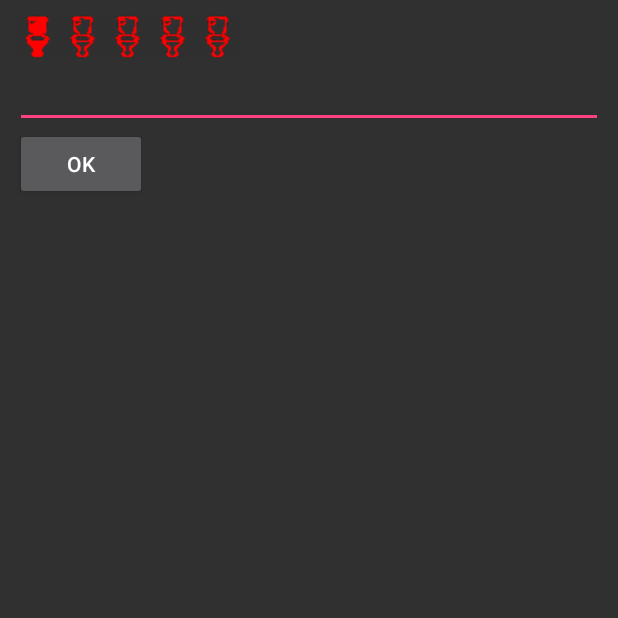
After one commit to dldobbin/Crapstr_mobile, an Android app: the AddReviewActivity screen opened directly, with no data from a screen before it, on a phone screen of 412 x 824 dp, the top half of it. The commit adds this screen. Run offline under Robolectric (Android 15) with nearby library versions, the phone set to English and light mode, and no system bars.

Commit message:
Started AddReviewActivity for adding reviews

```diff
--- a/Crapstr/app/build.gradle
+++ b/Crapstr/app/build.gradle
@@ -23,6 +23,7 @@ dependencies {
     implementation 'com.google.android.gms:play-services-location:11.6.0'
     implementation 'com.google.android.gms:play-services-maps:11.6.0'
     implementation 'com.google.android.gms:play-services-places:11.6.0'
+    implementation 'com.android.support.constraint:constraint-layout:1.0.2'
     compile fileTree(include: ['*.jar'], dir: 'libs')
     androidTestCompile('com.android.support.test.espresso:espresso-core:2.2.2', {
         exclude group: 'com.android.support', module: 'support-annotations'
--- a/Crapstr/app/src/main/AndroidManifest.xml
+++ b/Crapstr/app/src/main/AndroidManifest.xml
@@ -38,6 +38,9 @@
                 <category android:name="android.intent.category.LAUNCHER" />
             </intent-filter>
         </activity>
+        <activity
+            android:name=".AddReviewActivity"
+            android:label="@string/title_activity_add_review"></activity>
     </application>
 
 </manifest>
--- /dev/null
+++ b/Crapstr/app/src/main/java/dics/crapstr/AddReviewActivity.java
@@ -0,0 +1,66 @@
+package dics.crapstr;
+
+import android.content.Intent;
+import android.graphics.PorterDuff;
+import android.os.Bundle;
+import android.app.Activity;
+import android.util.Log;
+import android.view.View;
+import android.widget.EditText;
+import android.widget.ImageView;
+
+import java.util.ArrayList;
+
+public class AddReviewActivity extends Activity {
+    private Reviews reviews;
+
+    @Override
+    protected void onCreate(Bundle savedInstanceState) {
+        super.onCreate(savedInstanceState);
+        setContentView(R.layout.activity_add_review);
+
+        reviews = new Reviews(getIntent().getStringExtra("placeId"));
+        reviews.getReviews().add(new Review(1, ""));
+
+        setRating(1);
+        findViewById(R.id.review_1).setOnClickListener(new View.OnClickListener() {
+            @Override
+            public void onClick(View view) { setRating(1); }
+        });
+        findViewById(R.id.review_2).setOnClickListener(new View.OnClickListener() {
+            @Override
+            public void onClick(View view) { setRating(2); }
+        });
+        findViewById(R.id.review_3).setOnClickListener(new View.OnClickListener() {
+            @Override
+            public void onClick(View view) { setRating(3); }
+        });
+        findViewById(R.id.review_4).setOnClickListener(new View.OnClickListener() {
+            @Override
+            public void onClick(View view) { setRating(4); }
+        });
+        findViewById(R.id.review_5).setOnClickListener(new View.OnClickListener() {
+            @Override
+            public void onClick(View view) { setRating(5); }
+        });
+        findViewById(R.id.ok_button).setOnClickListener(new View.OnClickListener() {
+            @Override
+            public void onClick(View view) {
+                EditText editText = findViewById(R.id.review_description);
+                reviews.getReviews().get(0).setDescription(editText.getText().toString());
+                Intent i = new Intent();
+                i.putExtra("reviews",reviews);
+                AddReviewActivity.this.setResult(RESULT_OK, i);
+                finish();
+            }
+        });
+    }
+
+    private void setRating(double rating) {
+        reviews.getReviews().get(0).setRating((int)rating);
+        ImageView ratingView = findViewById(R.id.review_rating);
+        ratingView.setPadding(Utility.getInstance().getPadding(rating),0,0,0);
+        ratingView.setColorFilter(Utility.getInstance().reviewToColor(rating), PorterDuff.Mode.MULTIPLY);
+    }
+
+}
--- a/Crapstr/app/src/main/java/dics/crapstr/Review.java
+++ b/Crapstr/app/src/main/java/dics/crapstr/Review.java
@@ -4,6 +4,7 @@ import org.json.JSONArray;
 import org.json.JSONException;
 import org.json.JSONObject;
 
+import java.io.Serializable;
 import java.util.ArrayList;
 
 /**
@@ -11,17 +12,19 @@ import java.util.ArrayList;
  *
  */
 
-class Review {
+class Review implements Serializable {
     private int rating;
     private String description;
 
-    /*public Review(int rating, String description) {
+    public Review(int rating, String description) {
         this.rating = rating;
         this.description = description;
-    }*/
+    }
 
     int getRating() { return rating; }
+    void setRating(int rating) { this.rating = rating; }
     String getDescription() { return description; }
+    void setDescription(String description) { this.description = description; }
 
     private Review(JSONObject object) {
         try {
--- a/Crapstr/app/src/main/java/dics/crapstr/Reviews.java
+++ b/Crapstr/app/src/main/java/dics/crapstr/Reviews.java
@@ -3,6 +3,7 @@ package dics.crapstr;
 import org.json.JSONException;
 import org.json.JSONObject;
 
+import java.io.Serializable;
 import java.util.ArrayList;
 
 /**
@@ -10,15 +11,15 @@ import java.util.ArrayList;
  *
  */
 
-class Reviews {
+class Reviews implements Serializable {
     private String placeId;
     private double average;
     private ArrayList<Review> reviews;
 
-    /*public Reviews(double average, ArrayList<Review> reviews) {
-        this.average = average;
-        this.reviews = reviews;
-    }*/
+    public Reviews(String placeId) {
+        this.placeId = placeId;
+        this.reviews = new ArrayList<>();
+    }
 
     String getPlaceId() { return placeId; }
     double getAverage() { return average; }
--- /dev/null
+++ b/Crapstr/app/src/main/res/layout/activity_add_review.xml
@@ -0,0 +1,68 @@
+<?xml version="1.0" encoding="utf-8"?>
+<LinearLayout xmlns:android="http://schemas.android.com/apk/res/android"
+    xmlns:app="http://schemas.android.com/apk/res-auto"
+    xmlns:tools="http://schemas.android.com/tools"
+    android:layout_width="match_parent"
+    android:layout_height="match_parent"
+    android:padding="10dp"
+    android:orientation="vertical"
+    tools:context="dics.crapstr.AddReviewActivity">
+    <RelativeLayout
+        android:layout_width="wrap_content"
+        android:layout_height="wrap_content">
+        <View
+            android:id="@+id/review_1"
+            android:layout_width="30dp"
+            android:layout_height="30dp"
+            />
+        <View
+            android:id="@+id/review_2"
+            android:layout_width="30dp"
+            android:layout_height="30dp"
+            android:layout_marginLeft="30dp"
+            android:layout_marginStart="30dp"
+            />
+        <View
+            android:id="@+id/review_3"
+            android:layout_width="30dp"
+            android:layout_height="30dp"
+            android:layout_marginLeft="60dp"
+            android:layout_marginStart="60dp"
+            />
+        <View
+            android:id="@+id/review_4"
+            android:layout_width="30dp"
+            android:layout_height="30dp"
+            android:layout_marginLeft="90dp"
+            android:layout_marginStart="90dp"
+            />
+        <View
+            android:id="@+id/review_5"
+            android:layout_width="30dp"
+            android:layout_height="30dp"
+            android:layout_marginLeft="120dp"
+            android:layout_marginStart="120dp"
+            />
+        <ImageView
+            android:id="@+id/review_rating"
+            android:layout_width="150dp"
+            android:layout_height="30dp"
+            android:paddingLeft="180dp"
+            android:paddingStart="180dp"
+            android:scaleType="center"
+            android:src="@drawable/rating"
+            tools:ignore="ContentDescription"/>
+    </RelativeLayout>
+    <EditText
+        android:id="@+id/review_description"
+        android:layout_width="match_parent"
+        android:layout_height="wrap_content"
+        android:inputType="text"
+        />
+    <Button
+        android:id="@+id/ok_button"
+        android:layout_width="wrap_content"
+        android:layout_height="wrap_content"
+        android:text="OK"/>
+
+</LinearLayout>
--- a/Crapstr/app/src/main/res/values/strings.xml
+++ b/Crapstr/app/src/main/res/values/strings.xml
@@ -3,4 +3,5 @@
     <string name="title_activity_maps">Crapstr</string>
     <string name="title_activity_show_reviews">ShowReviewsActivity</string>
     <string name="add_button">+</string>
+    <string name="title_activity_add_review">AddReviewActivity</string>
 </resources>
```
Also changed, not shown: Crapstr/app/src/main/java/dics/crapstr/JSONHandler.java (+8 -0 lines), Crapstr/app/src/main/java/dics/crapstr/MapHandler.java (+0 -7 lines), Crapstr/app/src/main/java/dics/crapstr/MapsActivity.java (+26 -0 lines).
